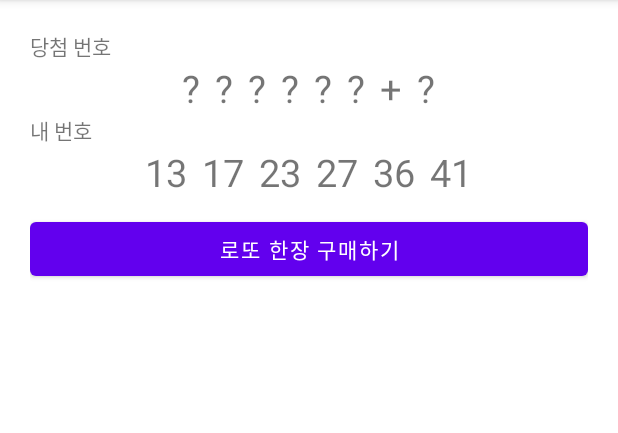
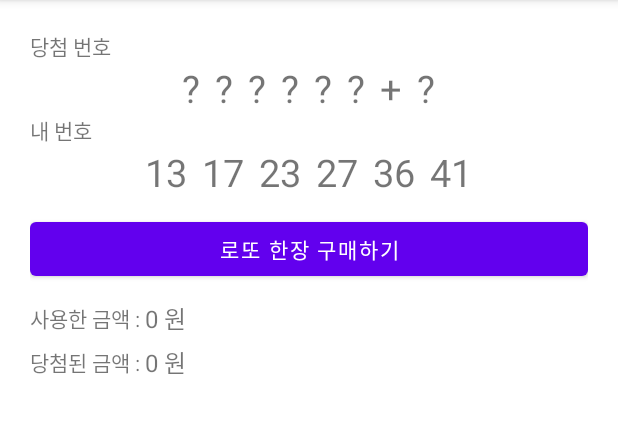
Before and after one commit to nepp-plus/LottoSimulator_20220303, an Android app: the screen it shows after launch (MainActivity), on a phone screen of 412 x 824 dp, the part 84-517 px from its top. Run offline under Robolectric (Android 15) with nearby library versions, the phone set to English and light mode, and no system bars.

Commit message:
사용금액/당첨금액 표현용 UI 추가

```diff
--- a/app/src/main/res/layout/activity_main.xml
+++ b/app/src/main/res/layout/activity_main.xml
@@ -147,5 +147,48 @@
         android:layout_height="wrap_content"
         android:text="로또 한장 구매하기" />
 
+    <LinearLayout
+        android:layout_width="match_parent"
+        android:layout_height="wrap_content"
+        android:layout_marginTop="10dp"
+        android:gravity="center_vertical"
+        android:orientation="horizontal">
+
+        <TextView
+            android:layout_width="wrap_content"
+            android:layout_height="wrap_content"
+            android:text="사용한 금액 : " />
+
+        <TextView
+            android:id="@+id/txtUsedMoney"
+            android:layout_width="wrap_content"
+            android:layout_height="wrap_content"
+            android:text="0 원"
+            android:textSize="16sp"/>
+
+    </LinearLayout>
+
+    <LinearLayout
+        android:layout_width="match_parent"
+        android:layout_height="wrap_content"
+        android:gravity="center_vertical"
+        android:layout_marginTop="5dp"
+        android:orientation="horizontal">
+
+        <TextView
+            android:layout_width="wrap_content"
+            android:layout_height="wrap_content"
+            android:text="당첨된 금액 : " />
+
+        <TextView
+            android:id="@+id/txtEarnMoney"
+            android:layout_width="wrap_content"
+            android:layout_height="wrap_content"
+            android:text="0 원"
+            android:textSize="16sp"/>
+
+    </LinearLayout>
+
+
 
 </LinearLayout>
```
